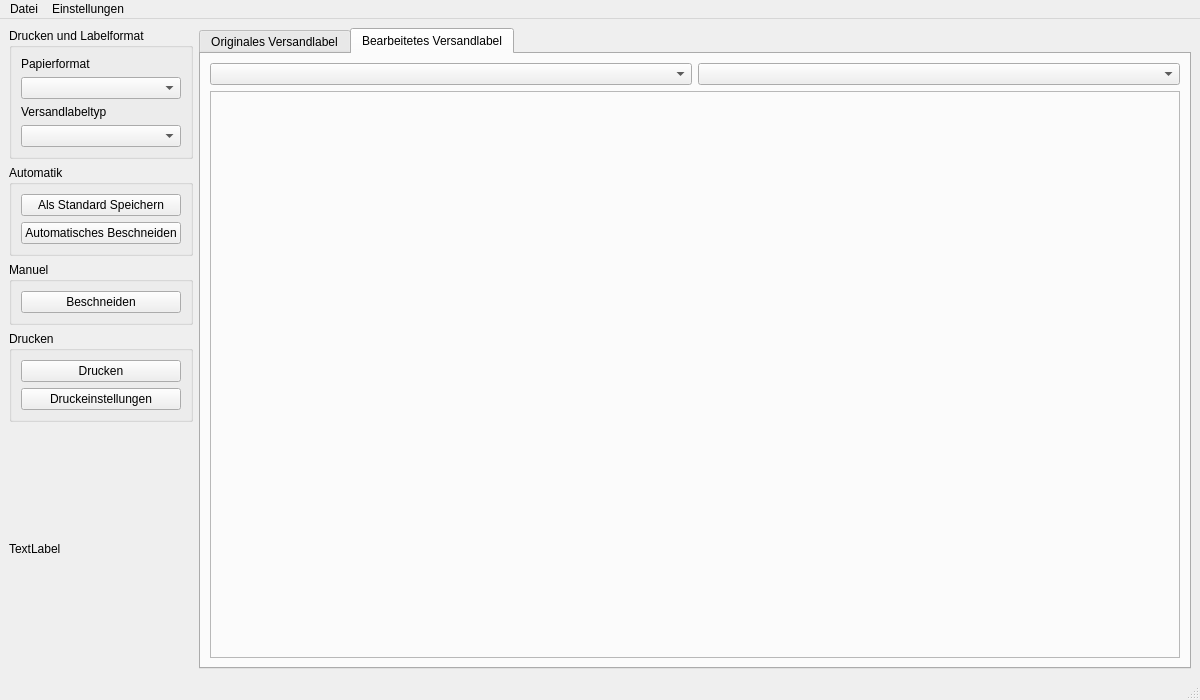
Before: the Qt Designer form forms/mainwindow.ui in flom89/labellobster, drawn with Qt 5.
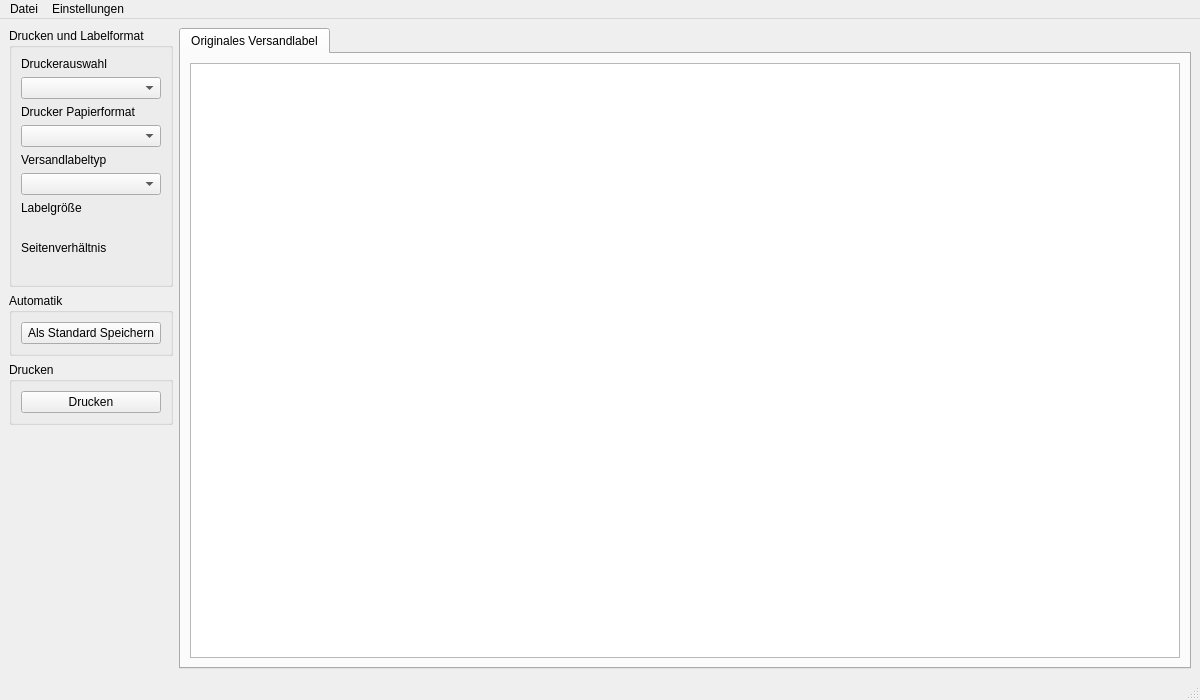
After: the same form once the commit is applied. The open tabs and pages were chosen to show the change.

```diff
--- a/forms/mainwindow.ui
+++ b/forms/mainwindow.ui
@@ -23,10 +23,24 @@
          <string>Drucken und Labelformat</string>
         </property>
         <layout class="QVBoxLayout" name="layoutGroup1">
+         <item>
+          <widget class="QLabel" name="label_2">
+           <property name="text">
+            <string>Druckerauswahl</string>
+           </property>
+          </widget>
+         </item>
+         <item>
+          <widget class="QComboBox" name="cmbPrinterSlection">
+           <property name="contextMenuPolicy">
+            <enum>Qt::ContextMenuPolicy::NoContextMenu</enum>
+           </property>
+          </widget>
+         </item>
          <item>
           <widget class="QLabel" name="paper_format">
            <property name="text">
-            <string>Papierformat</string>
+            <string>Drucker Papierformat</string>
            </property>
           </widget>
          </item>
@@ -43,6 +57,34 @@
          <item>
           <widget class="QComboBox" name="cmbShippingLabelType"/>
          </item>
+         <item>
+          <widget class="QLabel" name="lblSizeLabel">
+           <property name="text">
+            <string>Labelgröße</string>
+           </property>
+          </widget>
+         </item>
+         <item>
+          <widget class="QLabel" name="lblLabelSize">
+           <property name="text">
+            <string/>
+           </property>
+          </widget>
+         </item>
+         <item>
+          <widget class="QLabel" name="lblRatioLabel">
+           <property name="text">
+            <string>Seitenverhältnis</string>
+           </property>
+          </widget>
+         </item>
+         <item>
+          <widget class="QLabel" name="lblRatio">
+           <property name="text">
+            <string/>
+           </property>
+          </widget>
+         </item>
         </layout>
        </widget>
       </item>
@@ -59,29 +101,6 @@
            </property>
           </widget>
          </item>
-         <item>
-          <widget class="QPushButton" name="btnAutoCrop">
-           <property name="text">
-            <string>Automatisches Beschneiden</string>
-           </property>
-          </widget>
-         </item>
-        </layout>
-       </widget>
-      </item>
-      <item>
-       <widget class="QGroupBox" name="groupBox_2">
-        <property name="title">
-         <string>Manuel</string>
-        </property>
-        <layout class="QVBoxLayout" name="layoutGroup2">
-         <item>
-          <widget class="QPushButton" name="btnManualCrop">
-           <property name="text">
-            <string>Beschneiden</string>
-           </property>
-          </widget>
-         </item>
         </layout>
        </widget>
       </item>
@@ -104,36 +123,9 @@
            </property>
           </widget>
          </item>
-         <item>
-          <widget class="QPushButton" name="btnPrintsettings">
-           <property name="text">
-            <string>Druckeinstellungen</string>
-           </property>
-          </widget>
-         </item>
         </layout>
        </widget>
       </item>
-      <item>
-       <spacer name="verticalSpacer_2">
-        <property name="orientation">
-         <enum>Qt::Orientation::Vertical</enum>
-        </property>
-        <property name="sizeHint" stdset="0">
-         <size>
-          <width>20</width>
-          <height>40</height>
-         </size>
-        </property>
-       </spacer>
-      </item>
-      <item>
-       <widget class="QLabel" name="lblAutoDetectIndicator">
-        <property name="text">
-         <string>TextLabel</string>
-        </property>
-       </widget>
-      </item>
       <item>
        <spacer name="verticalSpacer">
         <property name="orientation">
@@ -162,41 +154,7 @@
          </attribute>
          <layout class="QVBoxLayout" name="tab1Layout">
           <item>
-           <widget class="QFrame" name="pdfContainer">
-            <property name="cursor">
-             <cursorShape>CrossCursor</cursorShape>
-            </property>
-            <property name="frameShape">
-             <enum>QFrame::Shape::StyledPanel</enum>
-            </property>
-           </widget>
-          </item>
-         </layout>
-        </widget>
-        <widget class="QWidget" name="tab_2">
-         <attribute name="title">
-          <string>Bearbeitetes Versandlabel</string>
-         </attribute>
-         <layout class="QVBoxLayout" name="tab2Layout">
-          <item>
-           <layout class="QHBoxLayout" name="horizontalLayout">
-            <property name="sizeConstraint">
-             <enum>QLayout::SizeConstraint::SetFixedSize</enum>
-            </property>
-            <item>
-             <widget class="QComboBox" name="cmbPrinter"/>
-            </item>
-            <item>
-             <widget class="QComboBox" name="cmbOrientation"/>
-            </item>
-           </layout>
-          </item>
-          <item>
-           <widget class="QFrame" name="pdfContainer_cropped">
-            <property name="frameShape">
-             <enum>QFrame::Shape::StyledPanel</enum>
-            </property>
-           </widget>
+           <widget class="QGraphicsView" name="graphicsViewImportedLabel"/>
           </item>
          </layout>
         </widget>
```
Left out of the diff: 3 changed lines with no effect on the pictures.
